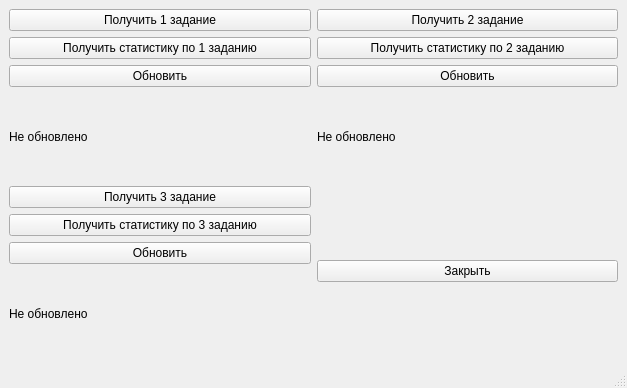
The window that Interface/mainwindow.ui (Doveri/komsomols_work) describes before a commit, drawn with Qt 5.
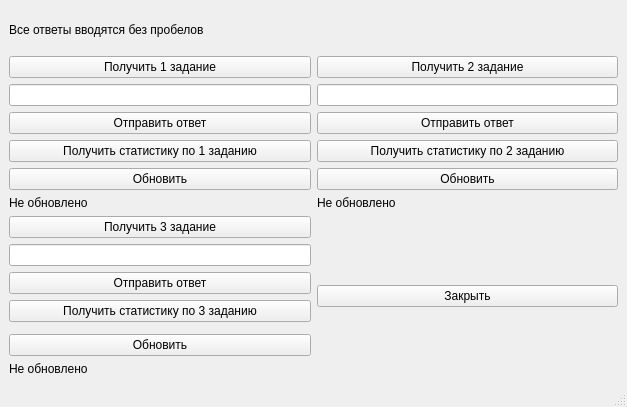
The same window after the commit.

Diff of the .ui file:
```diff
--- a/Interface/mainwindow.ui
+++ b/Interface/mainwindow.ui
@@ -7,7 +7,7 @@
     <x>0</x>
     <y>0</y>
     <width>627</width>
-    <height>388</height>
+    <height>407</height>
    </rect>
   </property>
   <property name="sizePolicy">
@@ -27,19 +27,33 @@
   </property>
   <widget class="QWidget" name="centralwidget">
    <layout class="QGridLayout" name="gridLayout_2">
-    <item row="0" column="0">
+    <item row="1" column="0">
      <layout class="QGridLayout" name="gridLayout">
+      <item row="5" column="1">
+       <widget class="QPushButton" name="update2">
+        <property name="text">
+         <string>Обновить</string>
+        </property>
+       </widget>
+      </item>
       <item row="7" column="0">
-       <widget class="QPushButton" name="get_stats_3">
+       <widget class="QLabel" name="one">
         <property name="text">
-         <string>Получить статистику по 3 заданию</string>
+         <string>Не обновлено</string>
         </property>
        </widget>
       </item>
-      <item row="0" column="1">
-       <widget class="QPushButton" name="SecondTask">
+      <item row="13" column="0">
+       <widget class="QPushButton" name="ans3">
         <property name="text">
-         <string>Получить 2 задание</string>
+         <string>Отправить ответ</string>
+        </property>
+       </widget>
+      </item>
+      <item row="1" column="0">
+       <widget class="QLineEdit" name="ansOne">
+        <property name="text">
+         <string/>
         </property>
        </widget>
       </item>
@@ -50,78 +64,113 @@
         </property>
        </widget>
       </item>
-      <item row="3" column="0">
-       <widget class="QLabel" name="one">
+      <item row="14" column="0">
+       <widget class="QPushButton" name="get_stats_3">
         <property name="text">
-         <string>Не обновлено</string>
+         <string>Получить статистику по 3 заданию</string>
         </property>
        </widget>
       </item>
-      <item row="1" column="0">
-       <widget class="QPushButton" name="get_stats_1">
+      <item row="2" column="0">
+       <widget class="QPushButton" name="ans1">
         <property name="text">
-         <string>Получить статистику по 1 заданию</string>
+         <string>Отправить ответ</string>
         </property>
        </widget>
       </item>
-      <item row="1" column="1">
+      <item row="3" column="1">
        <widget class="QPushButton" name="get_stats_2">
         <property name="text">
          <string>Получить статистику по 2 заданию</string>
         </property>
        </widget>
       </item>
-      <item row="2" column="0">
-       <widget class="QPushButton" name="update1">
+      <item row="16" column="0">
+       <widget class="QPushButton" name="update3">
         <property name="text">
          <string>Обновить</string>
         </property>
        </widget>
       </item>
+      <item row="12" column="0">
+       <widget class="QLineEdit" name="ansThree">
+        <property name="text">
+         <string/>
+        </property>
+       </widget>
+      </item>
+      <item row="7" column="1">
+       <widget class="QLabel" name="two">
+        <property name="text">
+         <string>Не обновлено</string>
+        </property>
+       </widget>
+      </item>
+      <item row="17" column="0">
+       <widget class="QLabel" name="three">
+        <property name="text">
+         <string>Не обновлено</string>
+        </property>
+       </widget>
+      </item>
       <item row="2" column="1">
-       <widget class="QPushButton" name="update2">
+       <widget class="QPushButton" name="ans2">
         <property name="text">
-         <string>Обновить</string>
+         <string>Отправить ответ</string>
         </property>
        </widget>
       </item>
-      <item row="6" column="0">
+      <item row="11" column="0">
        <widget class="QPushButton" name="ThirdTask">
         <property name="text">
          <string>Получить 3 задание</string>
         </property>
        </widget>
       </item>
-      <item row="6" column="1" rowspan="4">
+      <item row="1" column="1">
+       <widget class="QLineEdit" name="ansTwo">
+        <property name="text">
+         <string/>
+        </property>
+       </widget>
+      </item>
+      <item row="5" column="0">
+       <widget class="QPushButton" name="update1">
+        <property name="text">
+         <string>Обновить</string>
+        </property>
+       </widget>
+      </item>
+      <item row="0" column="1">
+       <widget class="QPushButton" name="SecondTask">
+        <property name="text">
+         <string>Получить 2 задание</string>
+        </property>
+       </widget>
+      </item>
+      <item row="3" column="0">
+       <widget class="QPushButton" name="get_stats_1">
+        <property name="text">
+         <string>Получить статистику по 1 заданию</string>
+        </property>
+       </widget>
+      </item>
+      <item row="11" column="1" rowspan="7">
        <widget class="QPushButton" name="OutBut">
         <property name="text">
          <string>Закрыть</string>
         </property>
        </widget>
       </item>
-      <item row="3" column="1">
-       <widget class="QLabel" name="two">
-        <property name="text">
-         <string>Не обновлено</string>
-        </property>
-       </widget>
-      </item>
-      <item row="9" column="0">
-       <widget class="QLabel" name="three">
-        <property name="text">
-         <string>Не обновлено</string>
-        </property>
-       </widget>
-      </item>
-      <item row="8" column="0">
-       <widget class="QPushButton" name="update3">
-        <property name="text">
-         <string>Обновить</string>
-        </property>
-       </widget>
-      </item>
      </layout>
     </item>
+    <item row="0" column="0">
+     <widget class="QLabel" name="label">
+      <property name="text">
+       <string>Все ответы вводятся без пробелов</string>
+      </property>
+     </widget>
+    </item>
    </layout>
   </widget>
   <widget class="QMenuBar" name="menubar">
```
